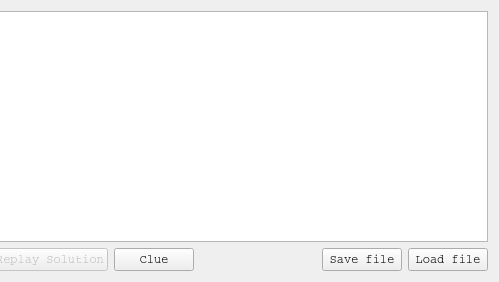
Before: the Qt Designer form Kakuro/mainwindow.ui in ransty/Kakuro, drawn with Qt 5; both pictures show x 391 to 890 and y 0 to 282 of the 890 by 282 pixel window.
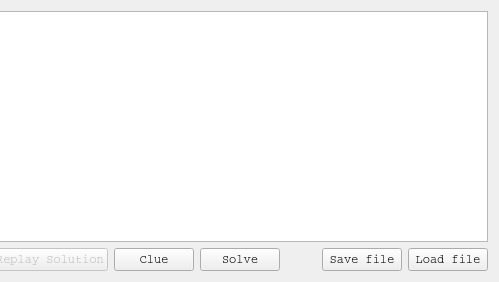
After: the same form once the commit is applied.

```diff
--- a/Kakuro/mainwindow.ui
+++ b/Kakuro/mainwindow.ui
@@ -150,6 +150,13 @@
         </property>
        </widget>
       </item>
+      <item>
+       <widget class="QPushButton" name="solvePuzzleButton">
+        <property name="text">
+         <string>Solve</string>
+        </property>
+       </widget>
+      </item>
       <item>
        <spacer name="horizontalSpacer">
         <property name="orientation">
```
